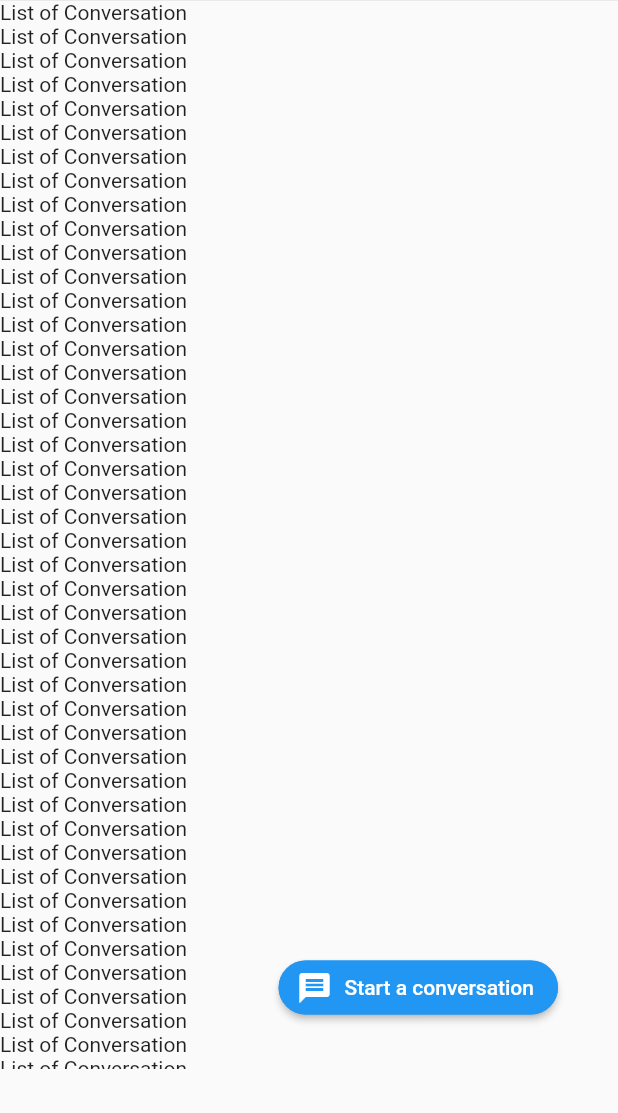
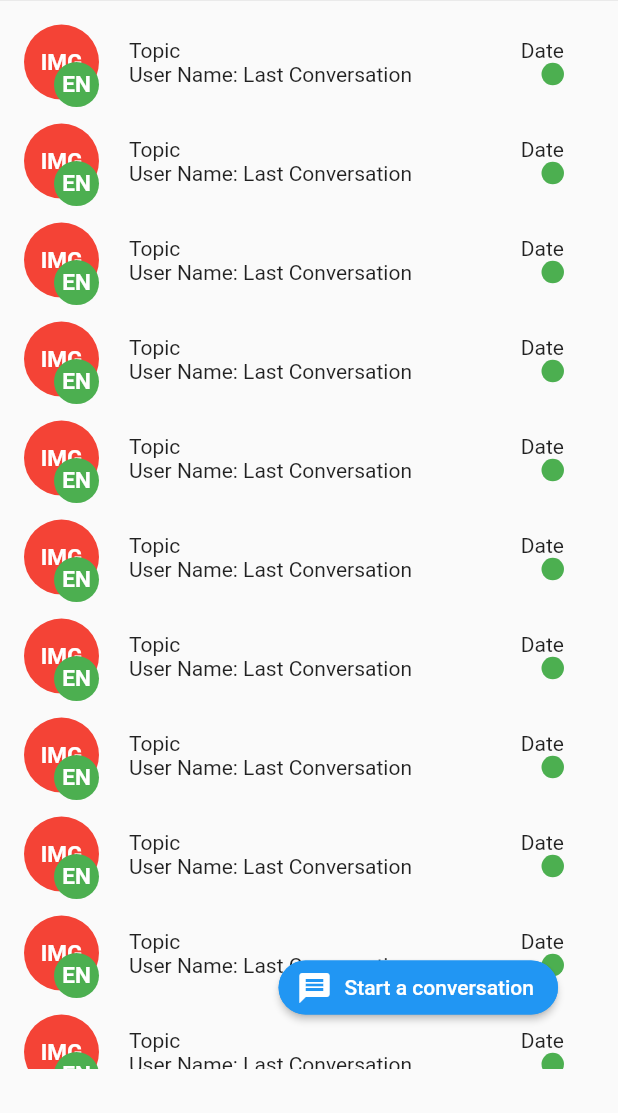
Before and after one commit to aditechdev/training-bot, a Flutter app: the screen it shows after launch, on a phone screen of 412 x 824 dp, the part 123-1236 px from its top. Run offline on Flutter 3.47's test engine with Material 2 defaults, Android fonts, the phone set to English and light mode, and no system bars; our stand-ins replace flutter_svg.

Commit message:
:rocket: Conversation screen UI done

```diff
--- a/lib/screens/conversation_page.dart
+++ b/lib/screens/conversation_page.dart
@@ -11,12 +11,14 @@ class ConversationPage extends StatelessWidget {
       width: MediaQuery.of(context).size.width,
       child: Stack(
         children: [
-          Container(
-            child: SingleChildScrollView(
-              scrollDirection: Axis.vertical,
-              child: Column(
-                children:
-                    List.generate(100, (index) => Text("List of Conversation")),
+          SingleChildScrollView(
+            scrollDirection: Axis.vertical,
+            child: Column(
+              children: List.generate(
+                20,
+                (index) => CnversationListWidget(
+                  index: index,
+                ),
               ),
             ),
           ),
@@ -25,10 +27,13 @@ class ConversationPage extends StatelessWidget {
             right: 40,
             child: ElevatedButton.icon(
               style: ButtonStyle(
-                  shape: MaterialStateProperty.all<RoundedRectangleBorder>(
-                      RoundedRectangleBorder(
-                          borderRadius: BorderRadius.circular(18.0),
-                          side: const BorderSide(color: Colors.blue)))),
+                shape: MaterialStateProperty.all<RoundedRectangleBorder>(
+                  RoundedRectangleBorder(
+                    borderRadius: BorderRadius.circular(18.0),
+                    side: const BorderSide(color: Colors.blue),
+                  ),
+                ),
+              ),
               onPressed: () {
                 print("Activate Me!");
               }, // TODO 1: Add FLOATING ACTION BUTTON functionn
@@ -44,3 +49,106 @@ class ConversationPage extends StatelessWidget {
     );
   }
 }
+
+class CnversationListWidget extends StatelessWidget {
+  final int index;
+  const CnversationListWidget({
+    Key? key,
+    required this.index,
+  }) : super(key: key);
+
+  @override
+  Widget build(BuildContext context) {
+    return Padding(
+      padding: EdgeInsets.only(
+        top: 16,
+        left: 16,
+        right: 16,
+        bottom: index == 19 ? 100 : 0,
+      ),
+      child: SizedBox(
+        width: MediaQuery.of(context).size.width,
+        child: Row(
+          children: [
+            Stack(
+              clipBehavior: Clip.none,
+              children: [
+                Container(
+                  height: 50,
+                  width: 50,
+                  decoration: const BoxDecoration(
+                    color: Colors.red,
+                    shape: BoxShape.circle,
+                  ),
+                  child: const Center(
+                    child: Text(
+                      "IMG",
+                      style: TextStyle(
+                        color: Colors.white,
+                        fontSize: 15,
+                        fontWeight: FontWeight.w700,
+                      ),
+                    ),
+                  ),
+                ),
+                Positioned(
+                  top: 25,
+                  right: 0,
+                  child: Container(
+                    height: 30,
+                    width: 30,
+                    decoration: const BoxDecoration(
+                      color: Colors.green,
+                      shape: BoxShape.circle,
+                    ),
+                    child: const Center(
+                      child: Text(
+                        "EN",
+                        style: TextStyle(
+                          color: Colors.white,
+                          fontSize: 15,
+                          fontWeight: FontWeight.w700,
+                        ),
+                      ),
+                    ),
+                  ),
+                ),
+              ],
+            ),
+            Expanded(
+              child: Padding(
+                padding: const EdgeInsets.symmetric(horizontal: 20),
+                child: Column(
+                  crossAxisAlignment: CrossAxisAlignment.start,
+                  children: [
+                    Row(
+                      mainAxisAlignment: MainAxisAlignment.spaceBetween,
+                      children: const [
+                        Text("Topic"),
+                        Text("Date"),
+                      ],
+                    ),
+                    Row(
+                      mainAxisAlignment: MainAxisAlignment.spaceBetween,
+                      children: [
+                        const Text("User Name: Last Conversation"),
+                        Container(
+                          height: 15,
+                          width: 15,
+                          decoration: const BoxDecoration(
+                            color: Colors.green,
+                            shape: BoxShape.circle,
+                          ),
+                        )
+                      ],
+                    ),
+                  ],
+                ),
+              ),
+            )
+          ],
+        ),
+      ),
+    );
+  }
+}
```
